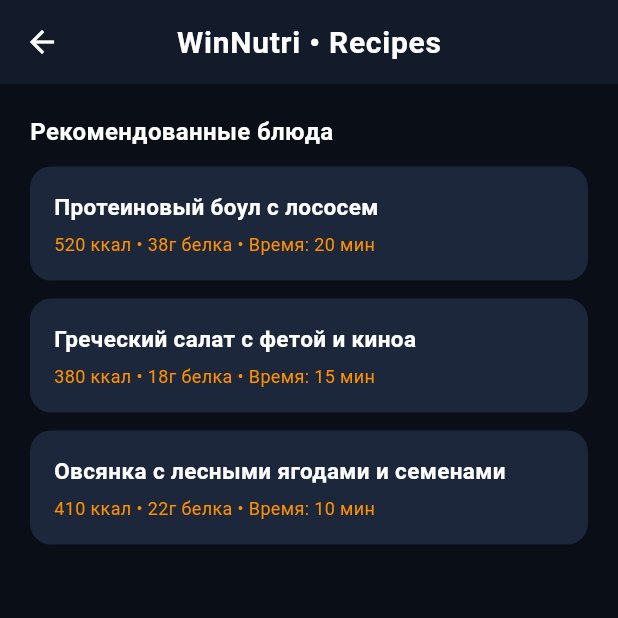
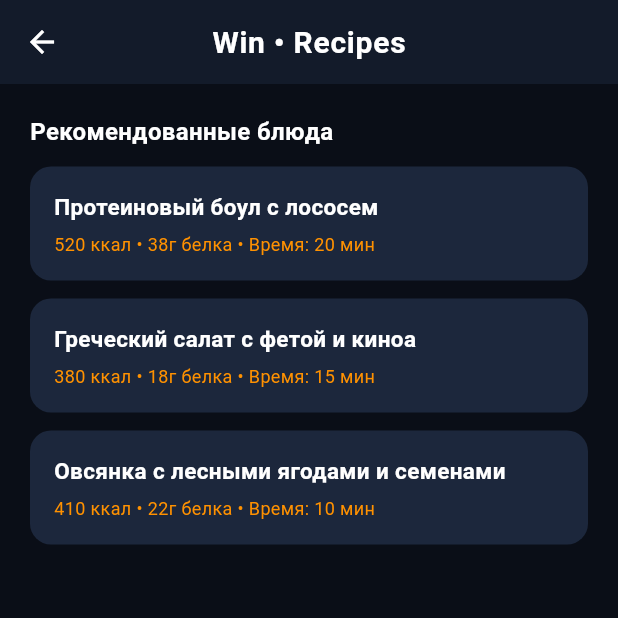
Before and after one commit to mancolo13/com.winnutri.health.diet, a Flutter app: the Tab3Screen screen opened directly, on a phone screen of 412 x 824 dp, the top half of it. Run offline on Flutter 3.47's test engine with Material 3 defaults, Android fonts, the phone set to English and light mode, and no system bars.

Commit message:
chore: set app name to Win and update trophy icon

```diff
--- a/lib/screens/tabs/tab1_screen.dart
+++ b/lib/screens/tabs/tab1_screen.dart
@@ -8,7 +8,7 @@ class Tab1Screen extends StatelessWidget {
   Widget build(BuildContext context) {
     return Scaffold(
       appBar: AppBar(
-        title: const Text('WinNutri • Diary'),
+        title: const Text('Win • Diary'),
       ),
       body: SingleChildScrollView(
         padding: const EdgeInsets.all(20.0),
--- a/lib/screens/tabs/tab2_screen.dart
+++ b/lib/screens/tabs/tab2_screen.dart
@@ -14,7 +14,7 @@ class Tab2Screen extends StatelessWidget {
 
     return Scaffold(
       appBar: AppBar(
-        title: const Text('WinNutri • Macros'),
+        title: const Text('Win • Macros'),
       ),
       body: SingleChildScrollView(
         padding: const EdgeInsets.all(20.0),
--- a/lib/screens/tabs/tab3_screen.dart
+++ b/lib/screens/tabs/tab3_screen.dart
@@ -14,7 +14,7 @@ class Tab3Screen extends StatelessWidget {
 
     return Scaffold(
       appBar: AppBar(
-        title: const Text('WinNutri • Recipes'),
+        title: const Text('Win • Recipes'),
       ),
       body: SingleChildScrollView(
         padding: const EdgeInsets.all(20.0),
--- a/lib/screens/tabs/tab4_screen.dart
+++ b/lib/screens/tabs/tab4_screen.dart
@@ -8,7 +8,7 @@ class Tab4Screen extends StatelessWidget {
   Widget build(BuildContext context) {
     return Scaffold(
       appBar: AppBar(
-        title: const Text('WinNutri • Water'),
+        title: const Text('Win • Water'),
       ),
       body: SingleChildScrollView(
         padding: const EdgeInsets.all(20.0),
```
Also changed, not shown: assets/icon.png, 10 other files.
